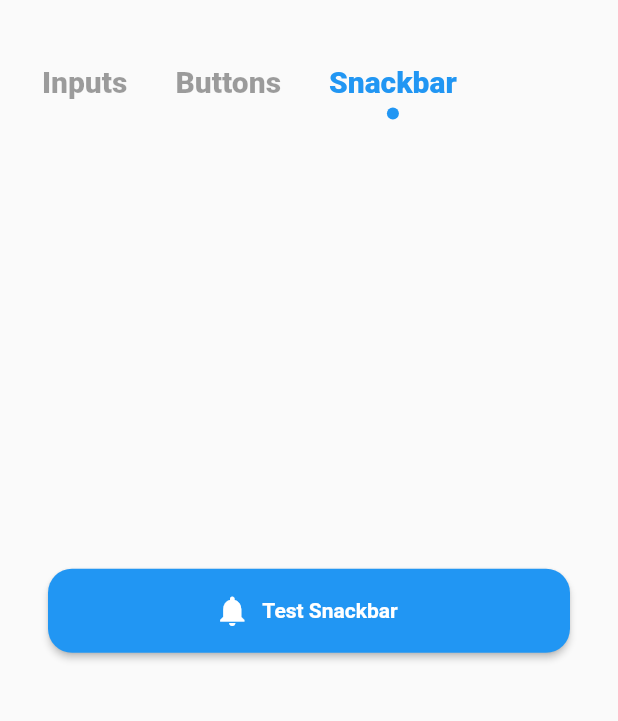
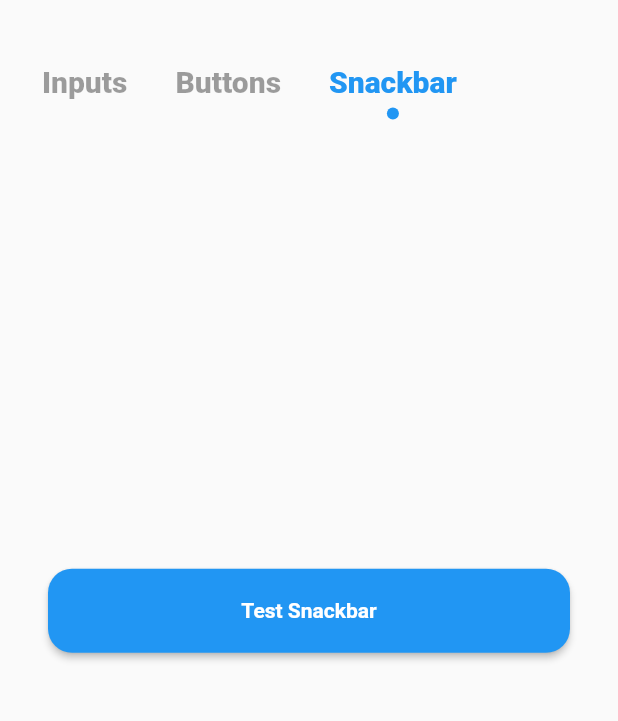
Before and after one commit to rafaeljustinox/flutter_justino_components, a Flutter app: the screen it shows after launch, tab 3 chosen, on a phone screen of 412 x 824 dp, the part 146-867 px from its top. Run offline on Flutter 3.47's test engine with Material 2 defaults, Android fonts, the phone set to English and light mode, and no system bars.

Commit message:
[0.1.8] See CHANGELOG.md

```diff
--- a/example/lib/main.dart
+++ b/example/lib/main.dart
@@ -288,10 +288,6 @@ class _MyHomePageState extends State<MyHomePage>
             onPressed: () => _showSnackbar(),
             text: 'Test Snackbar',
             fontWeight: FontWeight.bold,
-            icon: Icon(
-              Icons.notifications,
-              color: Colors.white,
-            ),
           ),
         ),
       ),
--- a/lib/src/buttons/modern_button.dart
+++ b/lib/src/buttons/modern_button.dart
@@ -44,7 +44,7 @@ class ModernButton extends StatelessWidget {
                   )
                 ),
               )
-            : TextButton(
+            : ElevatedButton(
               style: TextButton.styleFrom(
                 primary: Theme.of(context).accentColor,
                 //disabledColor: Theme.of(context).disabledColor,
--- a/pubspec.yaml
+++ b/pubspec.yaml
@@ -1,6 +1,6 @@
 name: justino_components
 description: A pack with some fancy widgets like buttons, textfields, counters, snackbars and more.
-version: 0.1.7
+version: 0.1.8
 homepage: https://github.com/rafaeljustinox/flutter_justino_components
 
 environment:
```
Also changed, not shown: example/pubspec.lock, 1 other file. Lines whose indentation alone changed are shown as unchanged.
